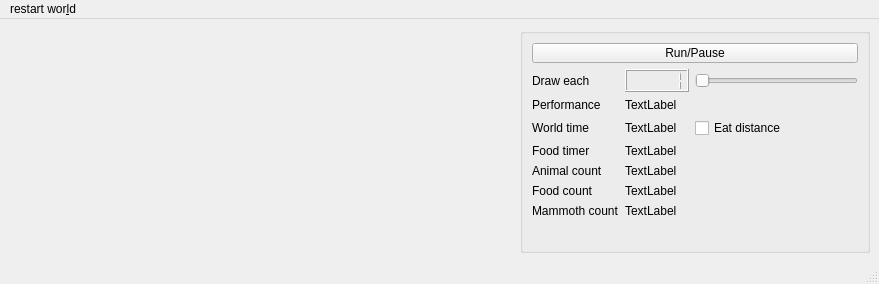
zshimanchik/animals, file animals/main_window.ui: the form before one commit.
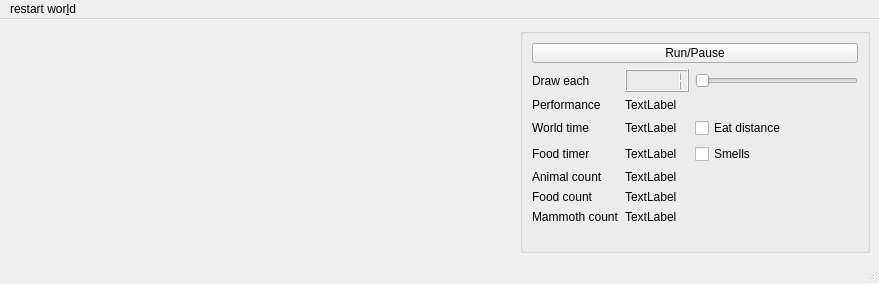
The form after the commit.

Commit message: smells drawing. switched smells for animals and mammoths

What changed in the file:
```diff
--- a/animals/main_window.ui
+++ b/animals/main_window.ui
@@ -186,6 +186,13 @@
          </property>
         </widget>
        </item>
+       <item row="4" column="2">
+        <widget class="QCheckBox" name="smells_checkbox">
+         <property name="text">
+          <string>Smells</string>
+         </property>
+        </widget>
+       </item>
       </layout>
      </widget>
     </item>
```
The commit also changes 3 other files.
